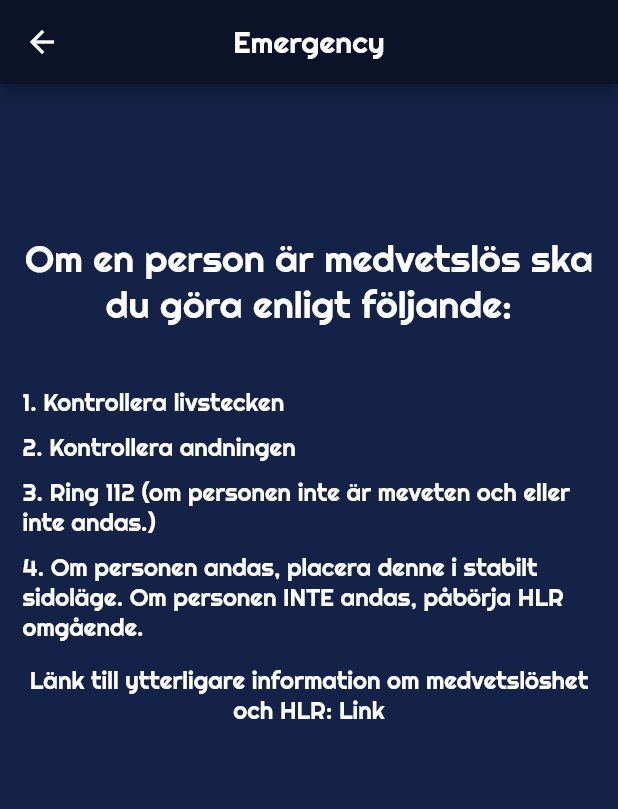
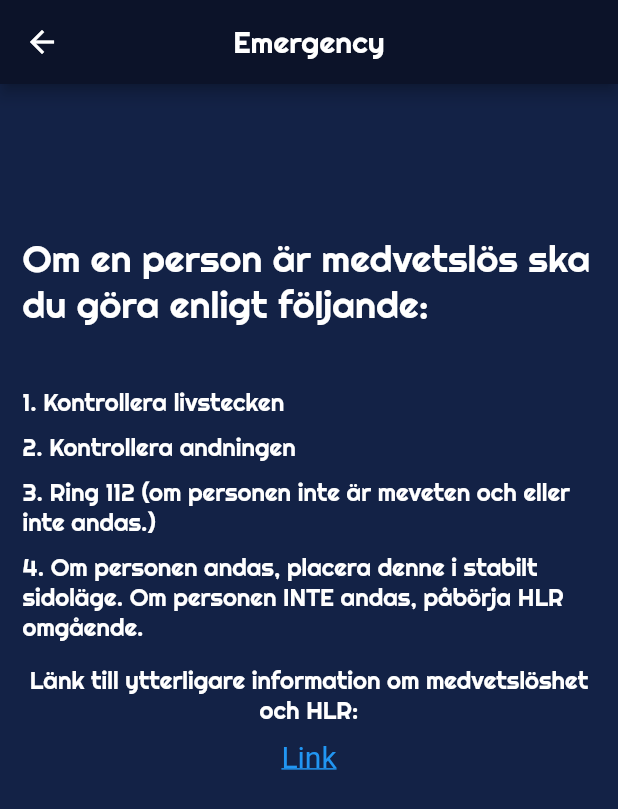
Before and after one commit to PVT15-Grupp-7/surfs-up, a Flutter app: the SafetyPageEmergencyPage screen opened directly, on a phone screen of 412 x 824 dp. Shown: the top 809 px of the screen. Run offline on Flutter 3.47's test engine with Material 2 defaults, Android fonts, the phone set to English and light mode, and no system bars; our stand-ins replace firebase_auth, firebase_core, flutter_signin_button; accounts and stored records are empty.

Commit message:
Updated safety pages

```diff
--- a/lib/pages/info_page.dart
+++ b/lib/pages/info_page.dart
@@ -42,7 +42,7 @@ class InfoPage extends StatelessWidget {
                 mainAxisAlignment: MainAxisAlignment.center,
                 children: [
                   Image(
-                    image: AssetImage(location.imagePath),
+                    image: AssetImage(location.infoImagePath),
                   ),
                 ],
               ),
--- a/lib/pages/safety_page-emergency.dart
+++ b/lib/pages/safety_page-emergency.dart
@@ -1,13 +1,15 @@
 import 'package:flutter/material.dart';
 import 'package:surfs_up/shared/constants/custom_text_style.dart';
+import 'package:url_launcher/url_launcher.dart';
 
 class SafetyPageEmergencyPage extends StatelessWidget {
   const SafetyPageEmergencyPage({super.key});
 
+  final String hlrURL = 'https://www.rodakorset.se/forsta-hjalpen/forsta-hjalpen-instruktioner/medvetslos/';
+
   @override
   Widget build(BuildContext context) {
     return Scaffold(
-      backgroundColor: Color(0xFF132246),
       appBar: AppBar(
         title: const Text('Emergency'),
       ),
@@ -16,41 +18,60 @@ class SafetyPageEmergencyPage extends StatelessWidget {
           padding: const EdgeInsets.fromLTRB(15.0, 100.0, 15.0, 0.0),
           child: Column(
             crossAxisAlignment: CrossAxisAlignment.start,
-            children: const [
-              Text(
+            children: [
+              const Text(
                 'Om en person är medvetslös ska du göra enligt följande:',
                 style: CustomTextStyle.title2,
+              ),
+              const SizedBox(height: 40),
+              const Text(
+                '1. Kontrollera livstecken',
+                style: CustomTextStyle.paragraph1,
+              ),
+              const SizedBox(height: 10),
+              const Text(
+                '2. Kontrollera andningen',
+                style: CustomTextStyle.paragraph1,
+              ),
+              const SizedBox(height: 10),
+              const Text(
+                '3. Ring 112 (om personen inte är meveten och eller inte andas.)',
+                style: CustomTextStyle.paragraph1,
+              ),
+              const SizedBox(height: 10),
+              const Text(
+                '4. Om personen andas, placera denne i stabilt sidoläge. Om personen INTE andas, påbörja HLR omgående.',
+                style: CustomTextStyle.paragraph1,
+              ),
+              const SizedBox(height: 15),
+              const Text(
+                'Länk till ytterligare information om medvetslöshet och HLR:',
+                style: CustomTextStyle.paragraph1,
                 textAlign: TextAlign.center,
               ),
-              SizedBox(height: 40),
-              Text(
-                '1. Kontrollera livstecken',
-                style: CustomTextStyle.paragraph1,
-                textAlign: TextAlign.left,
-              ),
-              SizedBox(height: 10),
-              Text(
-                '2. Kontrollera andningen',
-                style: CustomTextStyle.paragraph1,
-                textAlign: TextAlign.left,
-              ),
-              SizedBox(height: 10),
-              Text(
-                '3. Ring 112 (om personen inte är meveten och eller inte andas.)',
-                style: CustomTextStyle.paragraph1,
-                textAlign: TextAlign.left,
-              ),
-              SizedBox(height: 10),
-              Text(
-                '4. Om personen andas, placera denne i stabilt sidoläge. Om personen INTE andas, påbörja HLR omgående.',
-                style: CustomTextStyle.paragraph1,
-                textAlign: TextAlign.left,
-              ),
-              SizedBox(height: 15),
-              Text(
-                'Länk till ytterligare information om medvetslöshet och HLR: Link',
-                style: CustomTextStyle.paragraph1,
-                textAlign: TextAlign.center,
+              const SizedBox(height: 10),
+              Align(
+                alignment: Alignment.center,
+                child: GestureDetector(
+                  onTap: () async {
+                    String url = hlrURL;
+                    final uri = Uri.parse(url);
+                    if (await canLaunchUrl(uri)) {
+                      await launchUrl(uri, mode: LaunchMode.externalApplication);
+                    } else {
+                      throw 'Could not launch $url';
+                    }
+                  },
+                  child: RichText(
+                    text: TextSpan(
+                      text: 'Link',
+                      style: CustomTextStyle.title3.copyWith(
+                        color: Colors.blue,
+                        decoration: TextDecoration.underline,
+                      ),
+                    ),
+                  ),
+                ),
               ),
             ],
           ),
--- a/lib/pages/safety_page.dart
+++ b/lib/pages/safety_page.dart
@@ -10,8 +10,6 @@ class SafetyPage extends StatelessWidget {
   @override
   Widget build(BuildContext context) {
     return Scaffold(
-      // Bakgrundsfärgen på skärmen
-      backgroundColor: Color(0xFF132246),
       body: Column(
         // Placera innehållet längst upp på skärmen
         mainAxisAlignment: MainAxisAlignment.start,
```
Also changed, not shown: lib/data/location_data.dart (+9 -5 lines), lib/pages/safety_page_defibrillator.dart (+22 -46 lines).
